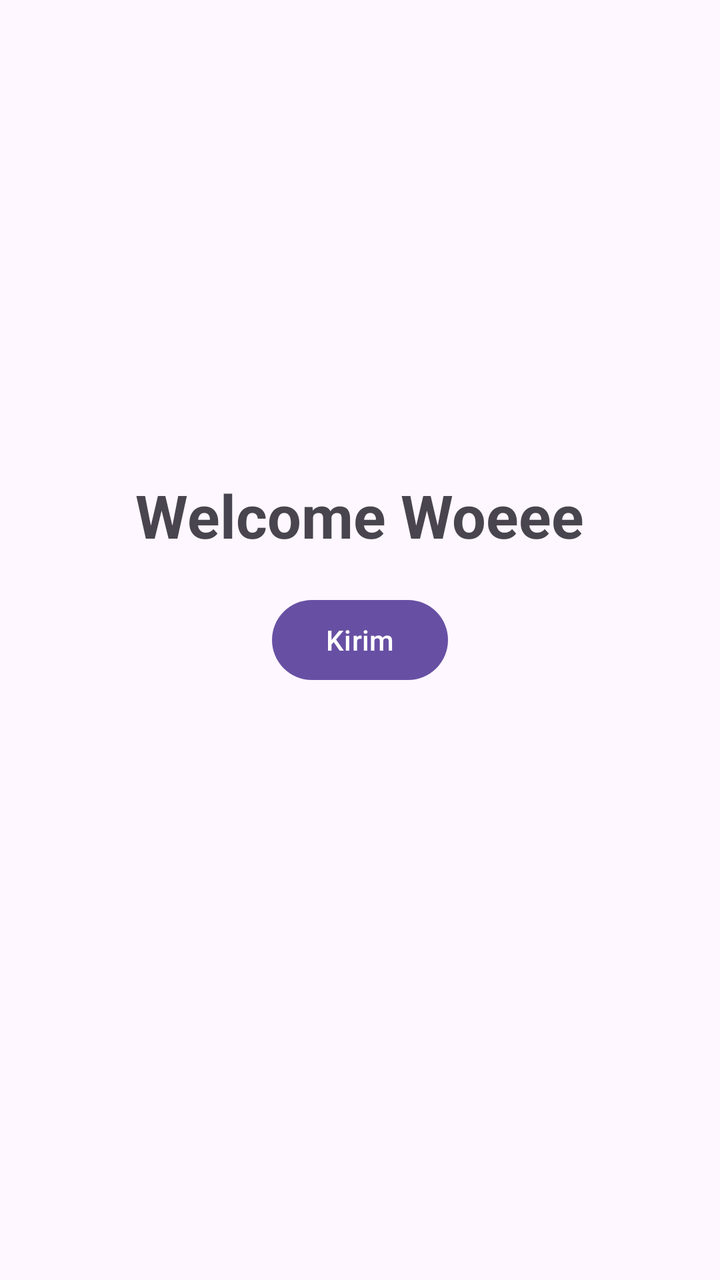
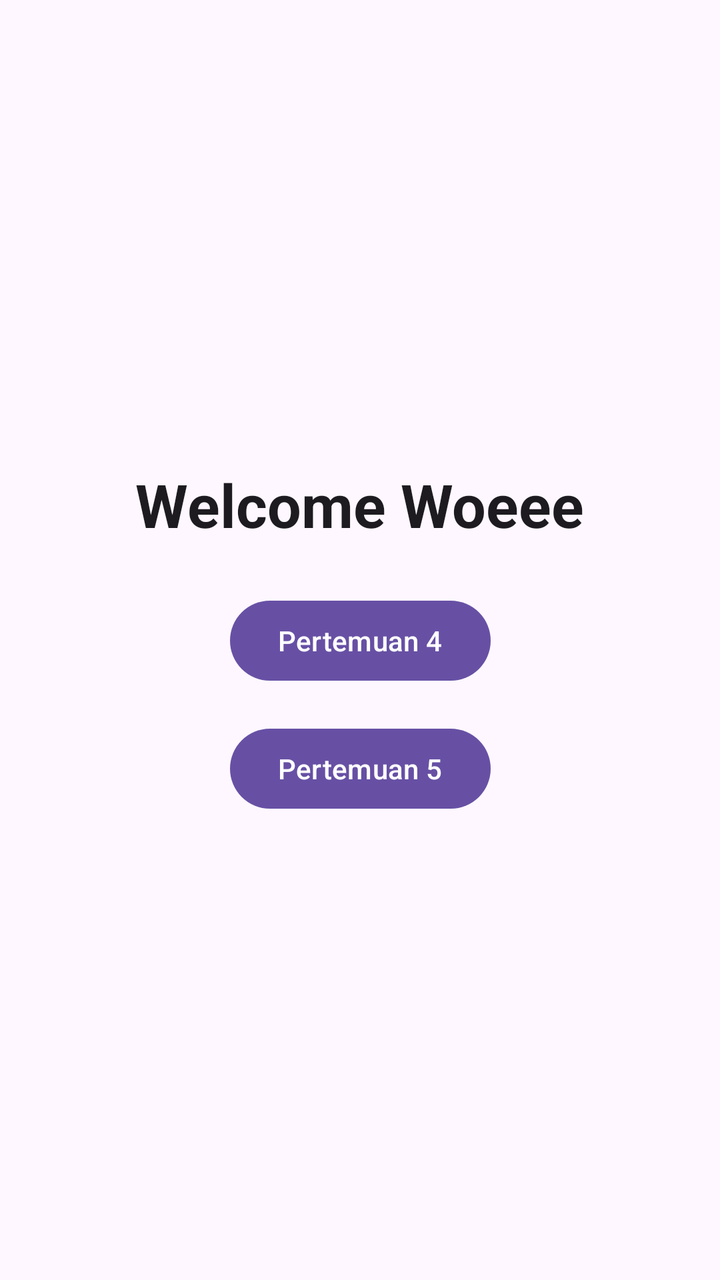

An Android layout rendered at two revisions. The XML below is the earlier revision; the diff shows what the commit changed to produce the second picture.
<!-- AndroidManifest.xml: application theme Theme.Mars_FarhanAlKhairi -->
<!-- res/layout/activity_main.xml -->
<?xml version="1.0" encoding="utf-8"?>
<androidx.constraintlayout.widget.ConstraintLayout xmlns:android="http://schemas.android.com/apk/res/android"
    xmlns:app="http://schemas.android.com/apk/res-auto"
    xmlns:tools="http://schemas.android.com/tools"
    android:id="@+id/main"
    android:layout_width="match_parent"
    android:layout_height="match_parent"
    tools:context=".MainActivity">

    <TextView
        android:id="@+id/textView3"
        android:layout_width="wrap_content"
        android:layout_height="wrap_content"
        android:text="Welcome Woeee"
        android:textSize="30sp"
        android:textStyle="bold"
        app:layout_constraintBottom_toBottomOf="parent"
        app:layout_constraintEnd_toEndOf="parent"
        app:layout_constraintStart_toStartOf="parent"
        app:layout_constraintTop_toTopOf="parent"
        app:layout_constraintVertical_bias="0.396"
        tools:ignore="MissingConstraints" />

    <Button
        android:id="@+id/btnkirim"
        android:layout_width="wrap_content"
        android:layout_height="wrap_content"
        android:text="Kirim"
        app:layout_constraintBottom_toBottomOf="parent"
        app:layout_constraintEnd_toEndOf="parent"
        app:layout_constraintStart_toStartOf="parent"
        app:layout_constraintTop_toTopOf="parent"
        tools:ignore="MissingConstraints" />
</androidx.constraintlayout.widget.ConstraintLayout>
<!-- resources referenced by this layout -->
<resources>
  <style name="Theme.Mars_FarhanAlKhairi" parent="Base.Theme.Mars_FarhanAlKhairi" />
  <style name="Base.Theme.Mars_FarhanAlKhairi" parent="Theme.Material3.DayNight.NoActionBar">
          
          
      </style>
</resources>

<!-- the commit's change to res/layout/activity_main.xml (unified diff, before → after) -->
@@ -5,6 +5,7 @@
     android:id="@+id/main"
     android:layout_width="match_parent"
     android:layout_height="match_parent"
+    android:background="?attr/colorSurface"
     tools:context=".MainActivity">
 
     <TextView
@@ -12,23 +13,34 @@
         android:layout_width="wrap_content"
         android:layout_height="wrap_content"
         android:text="Welcome Woeee"
+        android:textColor="?attr/colorOnSurface"
         android:textSize="30sp"
         android:textStyle="bold"
-        app:layout_constraintBottom_toBottomOf="parent"
+        app:layout_constraintBottom_toTopOf="@id/btnkirim"
         app:layout_constraintEnd_toEndOf="parent"
         app:layout_constraintStart_toStartOf="parent"
         app:layout_constraintTop_toTopOf="parent"
-        app:layout_constraintVertical_bias="0.396"
-        tools:ignore="MissingConstraints" />
+        app:layout_constraintVertical_chainStyle="packed" />
 
     <Button
         android:id="@+id/btnkirim"
         android:layout_width="wrap_content"
         android:layout_height="wrap_content"
-        android:text="Kirim"
+        android:layout_marginTop="24dp"
+        android:text="Pertemuan 4"
+        app:layout_constraintBottom_toTopOf="@id/btnToFifth"
+        app:layout_constraintEnd_toEndOf="parent"
+        app:layout_constraintStart_toStartOf="parent"
+        app:layout_constraintTop_toBottomOf="@id/textView3" />
+
+    <Button
+        android:id="@+id/btnToFifth"
+        android:layout_width="wrap_content"
+        android:layout_height="wrap_content"
+        android:layout_marginTop="16dp"
+        android:text="Pertemuan 5"
         app:layout_constraintBottom_toBottomOf="parent"
         app:layout_constraintEnd_toEndOf="parent"
         app:layout_constraintStart_toStartOf="parent"
-        app:layout_constraintTop_toTopOf="parent"
-        tools:ignore="MissingConstraints" />
+        app:layout_constraintTop_toBottomOf="@id/btnkirim" />
 </androidx.constraintlayout.widget.ConstraintLayout>
